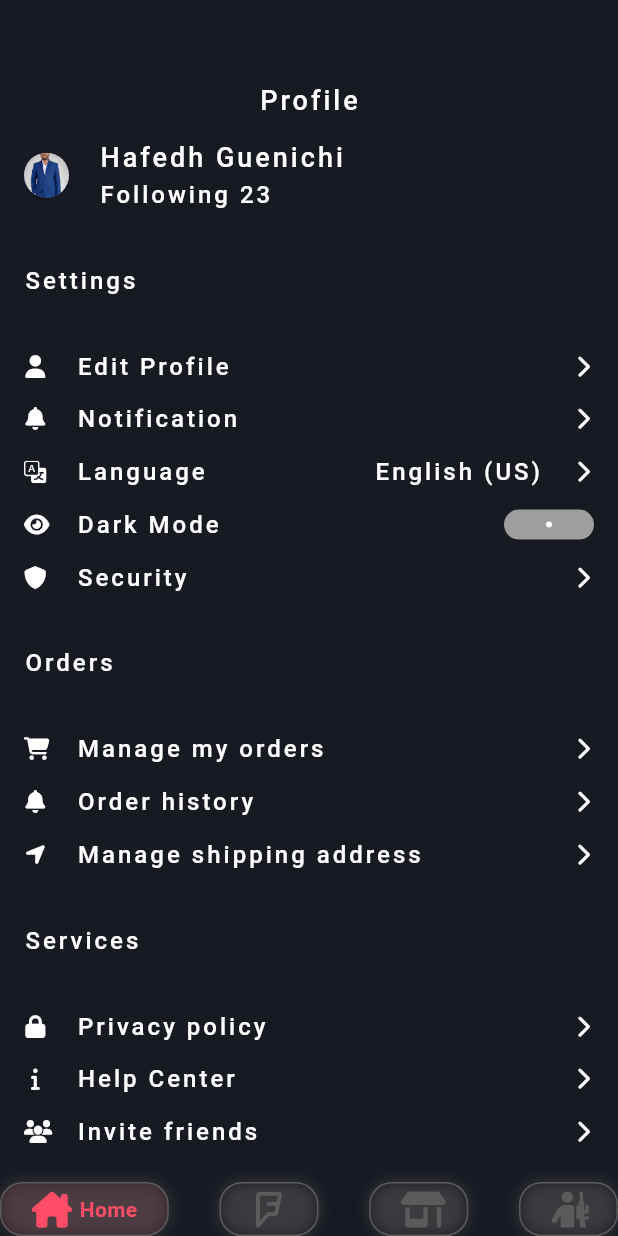
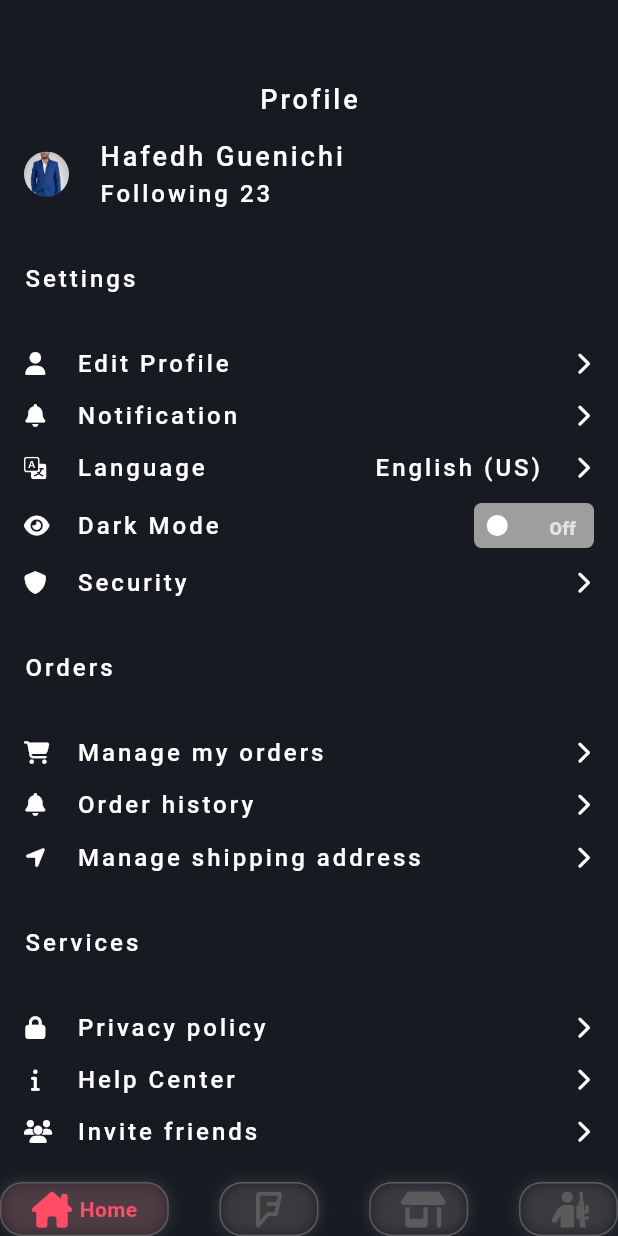
Before and after one commit to hafedh049/luxy, a Flutter app: the Home screen opened directly, on a phone screen of 412 x 824 dp. Run offline on Flutter 3.47's test engine with Material 3 defaults, Android fonts, the phone set to English and light mode, and no system bars; drawn by our look-alikes of flutter_switch, google_nav_bar; our stand-ins replace flutter_animate, fluttertoast, hive, icons_plus, lottie, smooth_page_indicator; accounts and stored records are empty.

Commit message:
ModifiedM lib/views/profile.dart

```diff
--- a/lib/views/profile.dart
+++ b/lib/views/profile.dart
@@ -87,32 +87,19 @@ class _ProfileState extends State<Profile> {
               const Spacer(),
               StatefulBuilder(
                 builder: (BuildContext context, void Function(void Function()) setS) {
-                  return SizedBox(
-                    height: 20,
-                    child: FlutterSwitch(
-                      width: 60,
-                      height: 40,
-                      valueFontSize: 15,
-                      toggleSize: 45,
+                  return FlutterSwitch(
+                    width: 80,
+                    height: 30,
+                    valueFontSize: 12,
+                    toggleSize: 15,
                     value: !user!.get("dark_mode"),
-                      borderRadius: 30.0,
-                      padding: 8.0,
+                    borderRadius: 5,
+                    padding: 8,
                     showOnOff: true,
                     onToggle: (bool value) {
                       user!.put("dark_mode", !user!.get("dark_mode"));
                       setS(() {});
                     },
-                    ),
-                    /*child: Switch(
-                      value: user!.get("dark_mode"),
-                      onChanged: (bool value) {
-                        user!.put("dark_mode", !user!.get("dark_mode"));
-                        setS(() {});
-                      },
-                      activeColor: pink,
-                      inactiveThumbColor: white,
-                      inactiveTrackColor: white,
-                    ),*/
                   );
                 },
               ),
```
Lines whose indentation alone changed are shown as unchanged.
